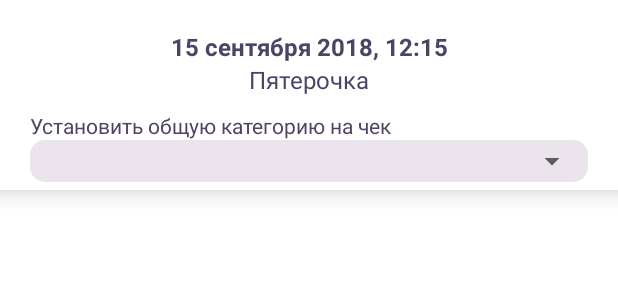
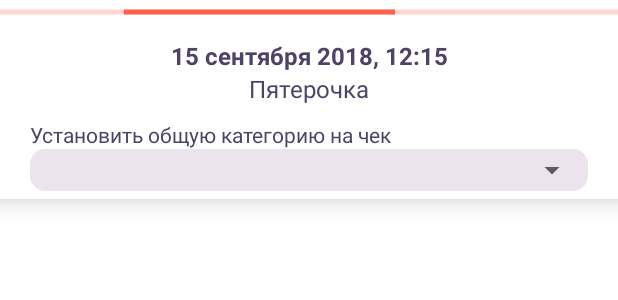
Before and after one commit to muzzy404/ExpensesAdvisor, an Android app: the layout activity_check_items.xml on its own in the app's theme, with its tools: preview values and no code run, on a phone screen of 412 x 824 dp. Shown: the top 300 px of the screen. Run offline under Robolectric (Android 15) with nearby library versions, the phone set to English and light mode, and no system bars.

Commit message:
progress bars + refactoring

```diff
--- a/app/src/main/java/spbpu/ponzelkoch/expensesadvisor/MainActivity.java
+++ b/app/src/main/java/spbpu/ponzelkoch/expensesadvisor/MainActivity.java
@@ -23,7 +23,7 @@ public class MainActivity extends AppCompatActivity {
     public BottomNavigationView navigation;
 
     public String getUsername() {
-        return username;
+        return this.username;
     }
 
     public String getPassword() {
--- a/app/src/main/java/spbpu/ponzelkoch/expensesadvisor/ScanQRFragment.java
+++ b/app/src/main/java/spbpu/ponzelkoch/expensesadvisor/ScanQRFragment.java
@@ -1,5 +1,4 @@
 package spbpu.ponzelkoch.expensesadvisor;
-
 
 import android.content.Context;
 import android.os.Bundle;
--- a/app/src/main/java/spbpu/ponzelkoch/expensesadvisor/StatisticsFragment.java
+++ b/app/src/main/java/spbpu/ponzelkoch/expensesadvisor/StatisticsFragment.java
@@ -1,5 +1,4 @@
 package spbpu.ponzelkoch.expensesadvisor;
-
 
 import android.os.Bundle;
 import android.view.LayoutInflater;
@@ -10,11 +9,9 @@ import androidx.fragment.app.Fragment;
 
 public class StatisticsFragment extends Fragment {
 
-
     public StatisticsFragment() {
         // Required empty public constructor
     }
-
 
     @Override
     public View onCreateView(LayoutInflater inflater, ViewGroup container,
--- a/app/src/main/res/layout/activity_check_items.xml
+++ b/app/src/main/res/layout/activity_check_items.xml
@@ -15,13 +15,21 @@
         android:elevation="@dimen/card_elevation_medium"
         android:orientation="vertical">
 
+        <ProgressBar
+            android:id="@+id/items_progress_bar"
+            style="@style/Widget.AppCompat.ProgressBar.Horizontal"
+            android:indeterminate="true"
+            android:visibility="visible"
+            android:layout_width="match_parent"
+            android:layout_height="wrap_content" />
+
         <TextView
             style="@style/CustomTitleStyle"
             android:id="@+id/items_list_check_title_date"
             android:gravity="center"
             android:textSize="16sp"
             android:textStyle="bold"
-            android:paddingTop="@dimen/card_padding_big"
+            android:paddingTop="@dimen/card_padding_medium"
             android:text="@string/sample_check_date" />
         <TextView
             style="@style/CustomTitleStyle"
```
Also changed, not shown: app/src/main/java/spbpu/ponzelkoch/expensesadvisor/CheckItemsActivity.java (+7 -3 lines), app/src/main/java/spbpu/ponzelkoch/expensesadvisor/ChecksFragment.java (+8 -7 lines), app/src/main/res/layout/fragment_checks.xml (+8 -0 lines).
